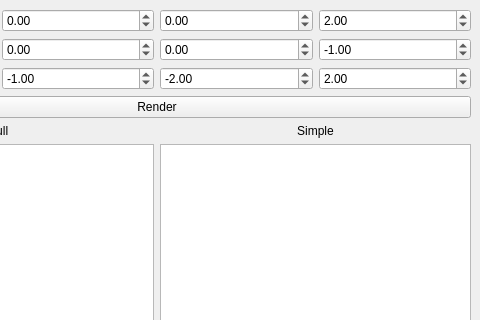
Above: mainwindow.ui from tokarevart/cg-lab3 before the change; both pictures show x 166 to 646 and y 0 to 320 of the 646 by 788 pixel window. Below: the same form after it.
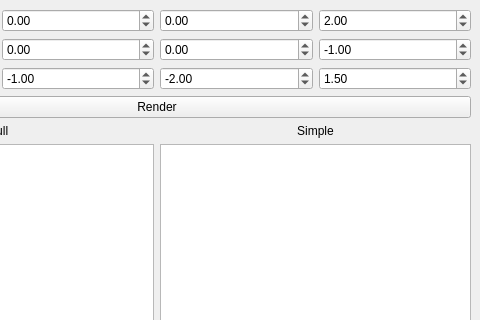
That is the form after the change.

```diff
--- a/mainwindow.ui
+++ b/mainwindow.ui
@@ -277,7 +277,7 @@
          <double>0.100000000000000</double>
         </property>
         <property name="value">
-         <double>2.000000000000000</double>
+         <double>1.500000000000000</double>
         </property>
        </widget>
       </item>
```
